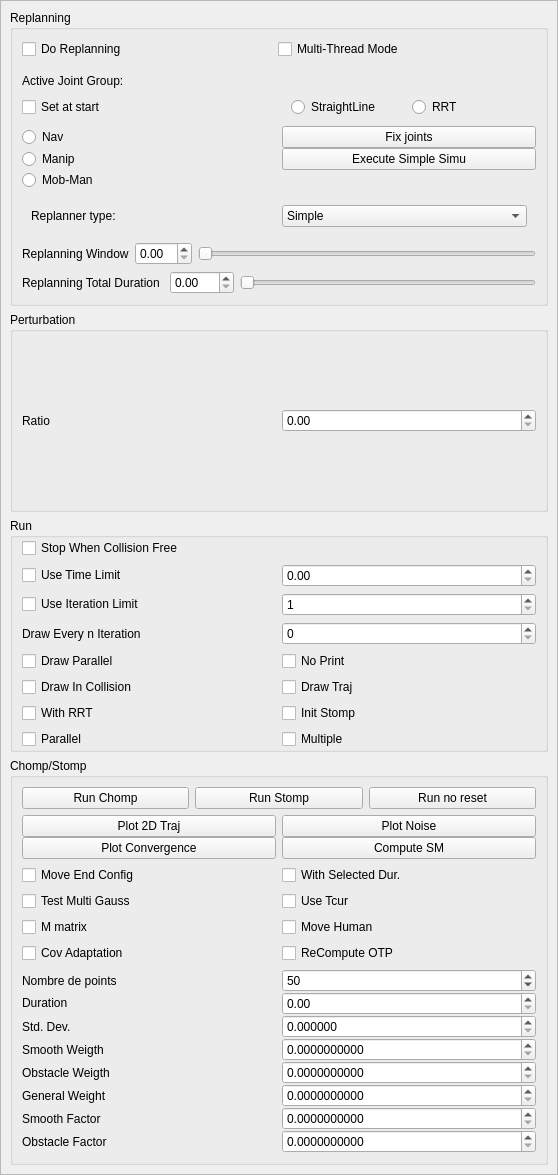
Above: src/move3d-qt-gui-libs/src/qtMainInterface/sideWidgets/qtReplanning.ui from jmainpri/move3d-studio before the change. Below: the same form after it.
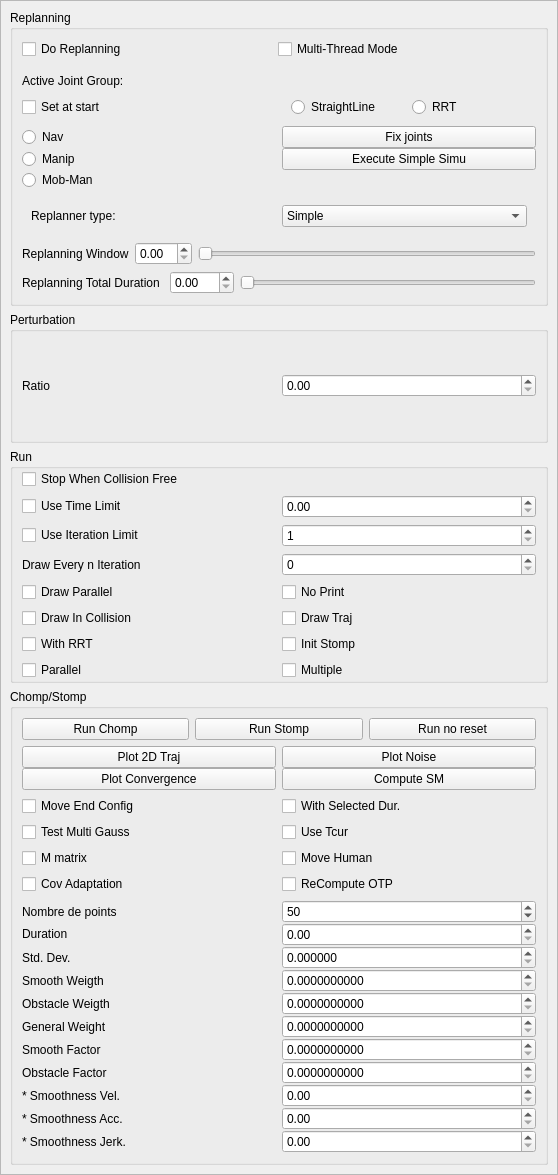
That is the form after the change.

```diff
--- a/src/move3d-qt-gui-libs/src/qtMainInterface/sideWidgets/qtReplanning.ui
+++ b/src/move3d-qt-gui-libs/src/qtMainInterface/sideWidgets/qtReplanning.ui
@@ -26,9 +26,9 @@
       <property name="geometry">
        <rect>
         <x>0</x>
-        <y>0</y>
-        <width>556</width>
-        <height>1173</height>
+        <y>-24</y>
+        <width>540</width>
+        <height>1197</height>
        </rect>
       </property>
       <layout class="QVBoxLayout" name="verticalLayout_2">
@@ -601,6 +601,12 @@
                </property>
               </widget>
              </item>
+             <item row="8" column="1">
+              <widget class="QDoubleSpinBox" name="doubleSpinBoxSmoothVel"/>
+             </item>
+             <item row="9" column="1">
+              <widget class="QDoubleSpinBox" name="doubleSpinBoxSmoothAcc"/>
+             </item>
              <item row="6" column="0">
               <widget class="QLabel" name="label_11">
                <property name="text">
@@ -706,6 +712,30 @@
                </property>
               </widget>
              </item>
+             <item row="10" column="1">
+              <widget class="QDoubleSpinBox" name="doubleSpinBoxSmoothJerk"/>
+             </item>
+             <item row="8" column="0">
+              <widget class="QLabel" name="label_13">
+               <property name="text">
+                <string>* Smoothness Vel.</string>
+               </property>
+              </widget>
+             </item>
+             <item row="9" column="0">
+              <widget class="QLabel" name="label_14">
+               <property name="text">
+                <string>* Smoothness Acc.</string>
+               </property>
+              </widget>
+             </item>
+             <item row="10" column="0">
+              <widget class="QLabel" name="label_15">
+               <property name="text">
+                <string>* Smoothness Jerk.</string>
+               </property>
+              </widget>
+             </item>
             </layout>
            </widget>
           </item>
```
Left out of the diff: 256 changed lines with no effect on the pictures.
